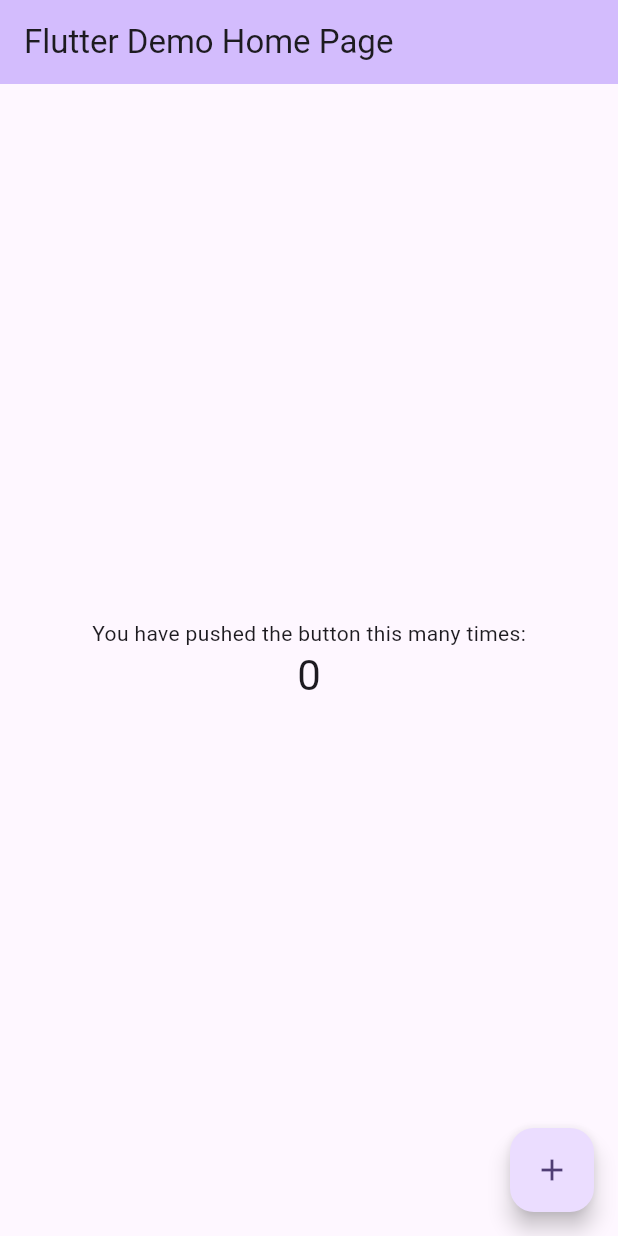
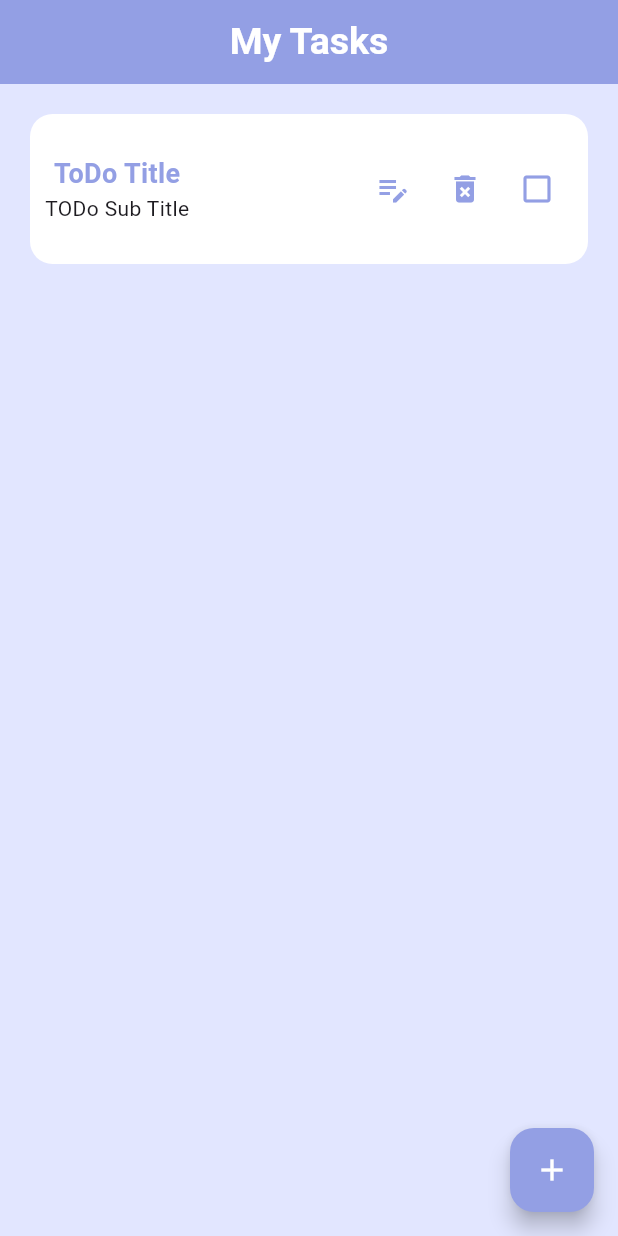
Before and after one commit to div-Ahmed-ElSaedy/To-Do, a Flutter app: the screen it shows after launch, on a phone screen of 412 x 824 dp. Run offline on Flutter 3.47's test engine with Material 3 defaults, Android fonts, the phone set to English and light mode, and no system bars.

Commit message:
Create Home page and container ToDo

```diff
--- a/lib/main.dart
+++ b/lib/main.dart
@@ -1,125 +1,18 @@
 import 'package:flutter/material.dart';
+import 'views/Home_view.dart';
 
 void main() {
-  runApp(const MyApp());
+  runApp(const ToDoApp());
 }
 
-class MyApp extends StatelessWidget {
-  const MyApp({super.key});
+class ToDoApp extends StatelessWidget {
+  const ToDoApp({super.key});
 
-  // This widget is the root of your application.
   @override
   Widget build(BuildContext context) {
-    return MaterialApp(
-      title: 'Flutter Demo',
-      theme: ThemeData(
-        // This is the theme of your application.
-        //
-        // TRY THIS: Try running your application with "flutter run". You'll see
-        // the application has a purple toolbar. Then, without quitting the app,
-        // try changing the seedColor in the colorScheme below to Colors.green
-        // and then invoke "hot reload" (save your changes or press the "hot
-        // reload" button in a Flutter-supported IDE, or press "r" if you used
-        // the command line to start the app).
-        //
-        // Notice that the counter didn't reset back to zero; the application
-        // state is not lost during the reload. To reset the state, use hot
-        // restart instead.
-        //
-        // This works for code too, not just values: Most code changes can be
-        // tested with just a hot reload.
-        colorScheme: ColorScheme.fromSeed(seedColor: Colors.deepPurple),
-        useMaterial3: true,
-      ),
-      home: const MyHomePage(title: 'Flutter Demo Home Page'),
+    return const MaterialApp(
+      debugShowCheckedModeBanner: false,
+      home: HomeView(),
     );
   }
 }
-
-class MyHomePage extends StatefulWidget {
-  const MyHomePage({super.key, required this.title});
-
-  // This widget is the home page of your application. It is stateful, meaning
-  // that it has a State object (defined below) that contains fields that affect
-  // how it looks.
-
-  // This class is the configuration for the state. It holds the values (in this
-  // case the title) provided by the parent (in this case the App widget) and
-  // used by the build method of the State. Fields in a Widget subclass are
-  // always marked "final".
-
-  final String title;
-
-  @override
-  State<MyHomePage> createState() => _MyHomePageState();
-}
-
-class _MyHomePageState extends State<MyHomePage> {
-  int _counter = 0;
-
-  void _incrementCounter() {
-    setState(() {
-      // This call to setState tells the Flutter framework that something has
-      // changed in this State, which causes it to rerun the build method below
-      // so that the display can reflect the updated values. If we changed
-      // _counter without calling setState(), then the build method would not be
-      // called again, and so nothing would appear to happen.
-      _counter++;
-    });
-  }
-
-  @override
-  Widget build(BuildContext context) {
-    // This method is rerun every time setState is called, for instance as done
-    // by the _incrementCounter method above.
-    //
-    // The Flutter framework has been optimized to make rerunning build methods
-    // fast, so that you can just rebuild anything that needs updating rather
-    // than having to individually change instances of widgets.
-    return Scaffold(
-      appBar: AppBar(
-        // TRY THIS: Try changing the color here to a specific color (to
-        // Colors.amber, perhaps?) and trigger a hot reload to see the AppBar
-        // change color while the other colors stay the same.
-        backgroundColor: Theme.of(context).colorScheme.inversePrimary,
-        // Here we take the value from the MyHomePage object that was created by
-        // the App.build method, and use it to set our appbar title.
-        title: Text(widget.title),
-      ),
-      body: Center(
-        // Center is a layout widget. It takes a single child and positions it
-        // in the middle of the parent.
-        child: Column(
-          // Column is also a layout widget. It takes a list of children and
-          // arranges them vertically. By default, it sizes itself to fit its
-          // children horizontally, and tries to be as tall as its parent.
-          //
-          // Column has various properties to control how it sizes itself and
-          // how it positions its children. Here we use mainAxisAlignment to
-          // center the children vertically; the main axis here is the vertical
-          // axis because Columns are vertical (the cross axis would be
-          // horizontal).
-          //
-          // TRY THIS: Invoke "debug painting" (choose the "Toggle Debug Paint"
-          // action in the IDE, or press "p" in the console), to see the
-          // wireframe for each widget.
-          mainAxisAlignment: MainAxisAlignment.center,
-          children: <Widget>[
-            const Text(
-              'You have pushed the button this many times:',
-            ),
-            Text(
-              '$_counter',
-              style: Theme.of(context).textTheme.headlineMedium,
-            ),
-          ],
-        ),
-      ),
-      floatingActionButton: FloatingActionButton(
-        onPressed: _incrementCounter,
-        tooltip: 'Increment',
-        child: const Icon(Icons.add),
-      ), // This trailing comma makes auto-formatting nicer for build methods.
-    );
-  }
-}
--- /dev/null
+++ b/lib/views/Home_view.dart
@@ -0,0 +1,53 @@
+// ignore_for_file: file_names
+
+import 'package:flutter/material.dart';
+import 'package:flutter/widgets.dart';
+
+import '../widgers/Container_ToDo.dart';
+
+class HomeView extends StatelessWidget {
+  const HomeView({super.key});
+
+  @override
+  Widget build(BuildContext context) {
+    return Scaffold(
+      backgroundColor: const Color(0xFFE2E6FF),
+      appBar: AppBar(
+        backgroundColor: const Color(0xFF939FE4),
+        title: const Center(
+          child: Text(
+            'My Tasks',
+            style: TextStyle(
+              color: Colors.white,
+              fontSize: 25,
+              fontWeight: FontWeight.bold,
+            ),
+          ),
+        ),
+      ),
+      body: ListView(
+        children: const [
+          Padding(
+            padding: EdgeInsets.all(20.0),
+            child: Column(
+              children: [
+                ContainerToDo(
+                  title: 'ToDo Title',
+                  subTitle: 'TODo Sub Title',
+                ),
+              ],
+            ),
+          )
+        ],
+      ),
+      floatingActionButton: FloatingActionButton(
+        onPressed: () {},
+        backgroundColor: const Color(0xFF939FE4),
+        child: const Icon(
+          Icons.add,
+          color: Colors.white,
+        ),
+      ),
+    );
+  }
+}
--- /dev/null
+++ b/lib/widgers/Container_ToDo.dart
@@ -0,0 +1,97 @@
+// ignore_for_file: file_names
+
+import 'package:flutter/material.dart';
+
+class ContainerToDo extends StatefulWidget {
+  const ContainerToDo({
+    super.key,
+    required this.title,
+    required this.subTitle,
+  });
+  final String title;
+  final String subTitle;
+
+  @override
+  State<ContainerToDo> createState() => _ContainerToDoState();
+}
+
+class _ContainerToDoState extends State<ContainerToDo> {
+  bool chack = false;
+
+  @override
+  Widget build(BuildContext context) {
+    return Container(
+      height: 100,
+      width: 1000,
+      decoration: const BoxDecoration(
+        color: Colors.white,
+        borderRadius: BorderRadius.all(
+          Radius.circular(15),
+        ),
+      ),
+      child: Padding(
+        padding: const EdgeInsets.symmetric(horizontal: 10.0),
+        child: Row(
+          mainAxisAlignment: MainAxisAlignment.spaceBetween,
+          children: [
+            Column(
+              mainAxisAlignment: MainAxisAlignment.center,
+              children: [
+                Text(
+                  textAlign: TextAlign.left,
+                  widget.title,
+                  maxLines: 1,
+                  style: const TextStyle(
+                    color: Color(0xFF939FE4),
+                    fontWeight: FontWeight.bold,
+                    fontSize: 18,
+                  ),
+                ),
+                Text(
+                  widget.subTitle,
+                  textAlign: TextAlign.left,
+                ),
+              ],
+            ),
+            Row(
+              children: [
+                IconButton(
+                  onPressed: () {},
+                  icon: const Icon(
+                    color: Color(0xFF939FE4),
+                    Icons.edit_note,
+                  ),
+                ),
+                IconButton(
+                  onPressed: () {},
+                  icon: const Icon(
+                    color: Color(0xFF939FE4),
+                    Icons.delete_forever,
+                  ),
+                ),
+                IconButton(
+                  onPressed: () {
+                    setState(
+                      () {
+                        chack = !chack;
+                      },
+                    );
+                  },
+                  icon: chack
+                      ? const Icon(
+                          color: Color(0xFF939FE4),
+                          Icons.check_box,
+                        )
+                      : const Icon(
+                          color: Color(0xFF939FE4),
+                          Icons.check_box_outline_blank,
+                        ),
+                ),
+              ],
+            ),
+          ],
+        ),
+      ),
+    );
+  }
+}
```
Also changed, not shown: 1 other file.
